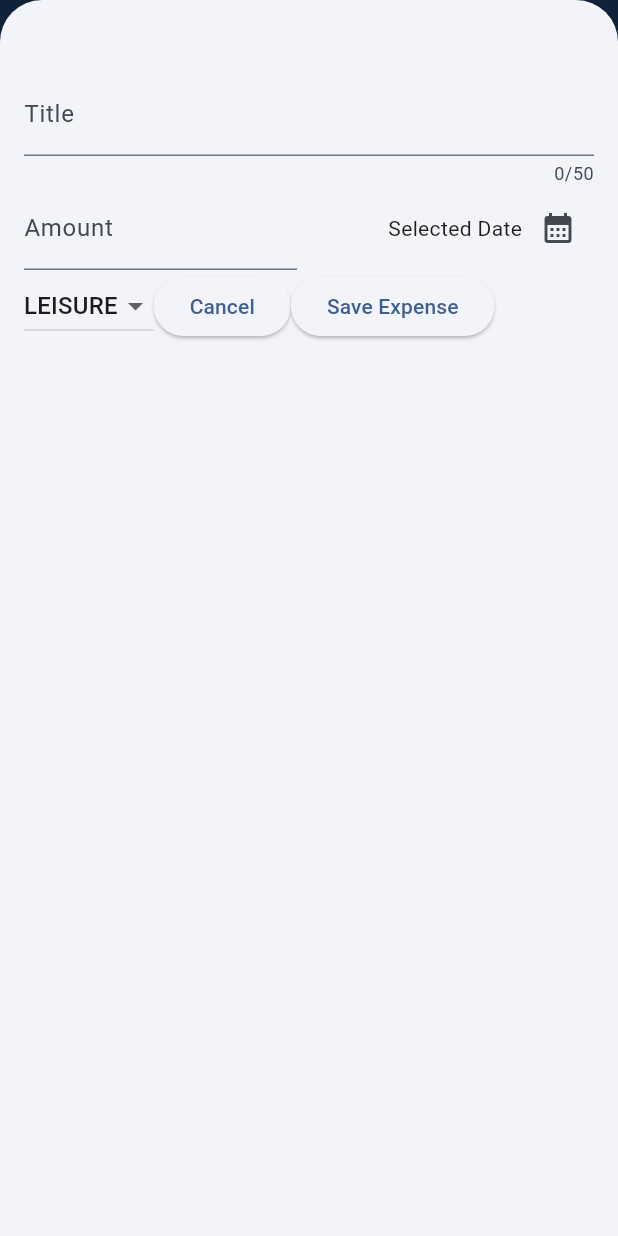
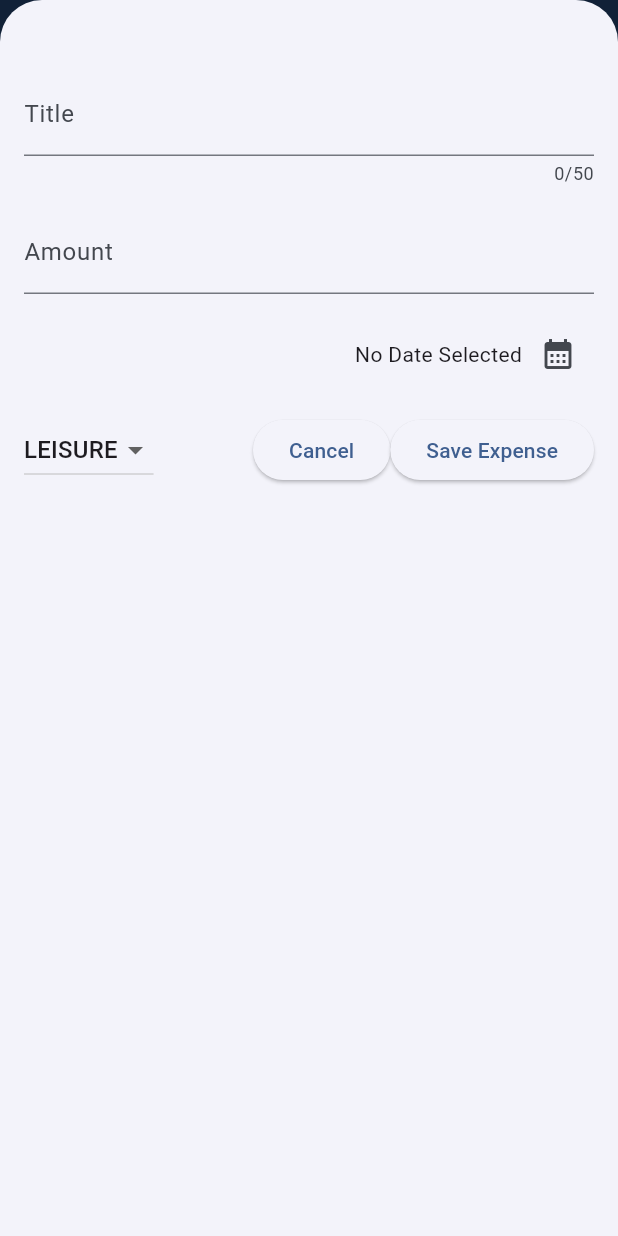
Before and after one commit to ChuckHo555/expense_tracker, a Flutter app: the screen it shows after launch, after a tap on the "add" icon, on a phone screen of 412 x 824 dp. Run offline on Flutter 3.47's test engine with Material 3 defaults, Android fonts, the phone set to English and light mode, and no system bars.

Commit message:
Finished Final tweaks

```diff
--- a/lib/models/expense.dart
+++ b/lib/models/expense.dart
@@ -3,14 +3,16 @@ import 'package:uuid/uuid.dart';
 import 'package:intl/intl.dart';
 
 const uuid = Uuid();
+final formatter = DateFormat.yMd();
+
+enum Category { food, travel, leisure, work }
+
 const categoryIcons = {
   Category.food: Icons.lunch_dining,
   Category.travel: Icons.flight_takeoff,
   Category.leisure: Icons.movie,
-  Category.work: Icons.work
+  Category.work: Icons.work,
 };
-final formatter = DateFormat.yMd();
-enum Category { food, travel, leisure, work }
 
 class Expense {
   Expense({
@@ -25,7 +27,27 @@ class Expense {
   final double amount;
   final DateTime date;
   final Category category;
-   String get formattedDate{
+
+  String get formattedDate {
     return formatter.format(date);
   }
 }
+
+class ExpenseBucket {
+  const ExpenseBucket({required this.category, required this.expenses});
+
+  final Category category;
+  final List<Expense> expenses;
+
+  ExpenseBucket.forCategory(List<Expense> allExpenses, this.category)
+    : expenses =
+          allExpenses.where((expense) => expense.category == category).toList();
+
+  double get totalExpenses {
+    double sum = 0;
+    for (final expense in expenses) {
+      sum += expense.amount;
+    }
+    return sum;
+  }
+}
--- /dev/null
+++ b/lib/widgets/chart/chart.dart
@@ -0,0 +1,94 @@
+import 'package:flutter/material.dart';
+
+import 'package:expense_tracker/widgets/chart/chart_bar.dart';
+import 'package:expense_tracker/models/expense.dart';
+
+class Chart extends StatelessWidget {
+  const Chart({super.key, required this.expenses});
+
+  final List<Expense> expenses;
+
+  List<ExpenseBucket> get buckets {
+    return [
+      ExpenseBucket.forCategory(expenses, Category.food),
+      ExpenseBucket.forCategory(expenses, Category.leisure),
+      ExpenseBucket.forCategory(expenses, Category.travel),
+      ExpenseBucket.forCategory(expenses, Category.work),
+    ];
+  }
+
+  double get maxTotalExpense {
+    double maxTotalExpense = 0;
+
+    for (final bucket in buckets) {
+      if (bucket.totalExpenses > maxTotalExpense) {
+        maxTotalExpense = bucket.totalExpenses;
+      }
+    }
+
+    return maxTotalExpense;
+  }
+
+  @override
+  Widget build(BuildContext context) {
+    final isDarkMode =
+        MediaQuery.of(context).platformBrightness == Brightness.dark;
+    return Container(
+      margin: const EdgeInsets.all(16),
+      padding: const EdgeInsets.symmetric(vertical: 16, horizontal: 8),
+      width: double.infinity,
+      height: 180,
+      decoration: BoxDecoration(
+        borderRadius: BorderRadius.circular(8),
+        gradient: LinearGradient(
+          colors: [
+            Theme.of(context).colorScheme.primary.withOpacity(0.3),
+            Theme.of(context).colorScheme.primary.withOpacity(0.0),
+          ],
+          begin: Alignment.bottomCenter,
+          end: Alignment.topCenter,
+        ),
+      ),
+      child: Column(
+        children: [
+          Expanded(
+            child: Row(
+              crossAxisAlignment: CrossAxisAlignment.end,
+              children: [
+                for (final bucket in buckets) // alternative to map()
+                  ChartBar(
+                    fill:
+                        bucket.totalExpenses == 0
+                            ? 0
+                            : bucket.totalExpenses / maxTotalExpense,
+                  ),
+              ],
+            ),
+          ),
+          const SizedBox(height: 12),
+          Row(
+            children:
+                buckets
+                    .map(
+                      (bucket) => Expanded(
+                        child: Padding(
+                          padding: const EdgeInsets.symmetric(horizontal: 4),
+                          child: Icon(
+                            categoryIcons[bucket.category],
+                            color:
+                                isDarkMode
+                                    ? Theme.of(context).colorScheme.secondary
+                                    : Theme.of(
+                                      context,
+                                    ).colorScheme.primary.withOpacity(0.7),
+                          ),
+                        ),
+                      ),
+                    )
+                    .toList(),
+          ),
+        ],
+      ),
+    );
+  }
+}
--- /dev/null
+++ b/lib/widgets/chart/chart_bar.dart
@@ -0,0 +1,33 @@
+import 'package:flutter/material.dart';
+
+class ChartBar extends StatelessWidget {
+  const ChartBar({super.key, required this.fill});
+
+  final double fill;
+
+  @override
+  Widget build(BuildContext context) {
+    final isDarkMode =
+        MediaQuery.of(context).platformBrightness == Brightness.dark;
+    return Expanded(
+      child: Padding(
+        padding: const EdgeInsets.symmetric(horizontal: 4),
+        child: FractionallySizedBox(
+          heightFactor: fill,
+          child: DecoratedBox(
+            decoration: BoxDecoration(
+              shape: BoxShape.rectangle,
+              borderRadius: const BorderRadius.vertical(
+                top: Radius.circular(8),
+              ),
+              color:
+                  isDarkMode
+                      ? Theme.of(context).colorScheme.secondary
+                      : Theme.of(context).colorScheme.primary.withOpacity(0.65),
+            ),
+          ),
+        ),
+      ),
+    );
+  }
+}
--- a/lib/widgets/expenses.dart
+++ b/lib/widgets/expenses.dart
@@ -1,3 +1,4 @@
+import 'package:expense_tracker/widgets/chart/chart.dart';
 import 'package:expense_tracker/widgets/expenses_list/expenses_list.dart';
 import 'package:expense_tracker/widgets/new_expense.dart';
 import 'package:flutter/material.dart';
@@ -16,6 +17,7 @@ class Expenses extends StatefulWidget {
 class _ExpensesState extends State<Expenses> {
   void _openAddExpenseOverlay() {
     showModalBottomSheet(
+      useSafeArea: true,
       isScrollControlled: true,
       context: context,
       builder: (ctx) => NewExpense(onAddExpense: _addExpense),
@@ -65,6 +67,9 @@ class _ExpensesState extends State<Expenses> {
   ];
   @override
   Widget build(BuildContext context) {
+    var width = MediaQuery.of(context).size.width;
+    // print("Width ${MediaQuery.of(context).size.width}");
+    // print("Height ${MediaQuery.of(context).size.height}");
     Widget mainContent = const Center(
       child: Text("No expenses found. Click + to add!"),
     );
@@ -84,7 +89,20 @@ class _ExpensesState extends State<Expenses> {
           ),
         ],
       ),
-      body: Column(children: [Text("Chart"), Expanded(child: mainContent)]),
+      body:
+          width < 600
+              ? Column(
+                children: [
+                  Chart(expenses: _registeredExpenses),
+                  Expanded(child: mainContent),
+                ],
+              )
+              : Row(
+                children: [
+                  Expanded(child: Chart(expenses: _registeredExpenses)),
+                  Expanded(child: mainContent),
+                ],
+              ),
     );
   }
 }
--- a/lib/widgets/new_expense.dart
+++ b/lib/widgets/new_expense.dart
@@ -1,17 +1,17 @@
+import 'dart:io';
+
 import 'package:expense_tracker/models/expense.dart';
+import 'package:flutter/cupertino.dart';
 import 'package:flutter/material.dart';
 import 'package:intl/intl.dart';
 
-final formatter = DateFormat.yMd();
-
 class NewExpense extends StatefulWidget {
   const NewExpense({super.key, required this.onAddExpense});
+
   final void Function(Expense expense) onAddExpense;
 
   @override
-  State<NewExpense> createState() {
-    return _NewExpenseState();
-  }
+  State<NewExpense> createState() => _NewExpenseState();
 }
 
 class _NewExpenseState extends State<NewExpense> {
@@ -20,41 +20,58 @@ class _NewExpenseState extends State<NewExpense> {
   DateTime? _selectedDate;
   Category _selectedCategory = Category.leisure;
 
-  //Controller for amount
   @override
   void dispose() {
     _titleController.dispose();
     _amountController.dispose();
-    //Make sure to dispose of it
     super.dispose();
   }
 
   void _submitExpenseData() {
     final enteredAmount = double.tryParse(_amountController.text);
-    final amountIsInvalid = enteredAmount == null || enteredAmount <= 0;
+    final isInvalidAmount = enteredAmount == null || enteredAmount <= 0;
+
     if (_titleController.text.trim().isEmpty ||
-        amountIsInvalid ||
+        isInvalidAmount ||
         _selectedDate == null) {
-      showDialog(
+      if (Platform.isIOS) {
+        showCupertinoDialog(
           context: context,
           builder:
-            (ctx) => AlertDialog(
-              title: const Text('Invalid Input'),
+              (ctx) => CupertinoAlertDialog(
+                title: const Text('Invalid Input!'),
                 content: const Text(
-                'Please enter a valid title, amount and date.',
+                  'Please make sure valid title, amount, date were entered!',
                 ),
                 actions: [
                   TextButton(
-                  onPressed: () {
-                    Navigator.pop(ctx);
-                  },
+                    onPressed: () => Navigator.pop(ctx),
                     child: const Text('Okay'),
                   ),
                 ],
               ),
         );
+      } else {
+        showDialog(
+          context: context,
+          builder:
+              (ctx) => AlertDialog(
+                title: const Text('Invalid Input!'),
+                content: const Text(
+                  'Please make sure valid title, amount, date were entered!',
+                ),
+                actions: [
+                  TextButton(
+                    onPressed: () => Navigator.pop(ctx),
+                    child: const Text('Okay'),
+                  ),
+                ],
+              ),
+        );
+      }
       return;
     }
+
     widget.onAddExpense(
       Expense(
         title: _titleController.text,
@@ -64,12 +81,12 @@ class _NewExpenseState extends State<NewExpense> {
       ),
     );
     Navigator.pop(context);
-    //clear
   }
 
   void _presentDatePicker() async {
     final now = DateTime.now();
     final firstDate = DateTime(now.year - 1, now.month, now.day);
+
     final pickedDate = await showDatePicker(
       context: context,
       initialDate: now,
@@ -83,10 +100,21 @@ class _NewExpenseState extends State<NewExpense> {
 
   @override
   Widget build(BuildContext context) {
-    return Padding(
-      padding: const EdgeInsets.fromLTRB(16, 48, 16, 16),
+    final keyboardSpace = MediaQuery.of(context).viewInsets.bottom;
+
+    return LayoutBuilder(
+      builder: (ctx, constraints) {
+        final width = constraints.maxWidth;
+
+        return SizedBox(
+          height: double.infinity,
+          child: SingleChildScrollView(
+            child: Padding(
+              padding: EdgeInsets.fromLTRB(16, 48, 16, keyboardSpace + 16),
               child: Column(
+                crossAxisAlignment: CrossAxisAlignment.start,
                 children: [
+                  if (width >= 600)
                     Row(
                       children: [
                         Expanded(
@@ -94,33 +122,49 @@ class _NewExpenseState extends State<NewExpense> {
                             controller: _titleController,
                             maxLength: 50,
                             keyboardType: TextInputType.name,
-                  decoration: InputDecoration(label: Text('Title')),
+                            decoration: const InputDecoration(
+                              label: Text('Title'),
                             ),
                           ),
-            ],
                         ),
-          Row(
-            children: [
+                        const SizedBox(width: 24),
                         Expanded(
                           child: TextField(
                             controller: _amountController,
                             keyboardType: TextInputType.number,
                             decoration: const InputDecoration(
-                    prefixText: '\$',
-                    label: Text("Amount"),
+                              prefixText: '\$ ',
+                              label: Text('Amount'),
                             ),
                           ),
                         ),
-              const SizedBox(width: 16),
-              Expanded(
-                child: Row(
+                      ],
+                    )
+                  else ...[
+                    TextField(
+                      controller: _titleController,
+                      maxLength: 50,
+                      keyboardType: TextInputType.name,
+                      decoration: const InputDecoration(label: Text('Title')),
+                    ),
+                    const SizedBox(height: 16),
+                    TextField(
+                      controller: _amountController,
+                      keyboardType: TextInputType.number,
+                      decoration: const InputDecoration(
+                        prefixText: '\$ ',
+                        label: Text('Amount'),
+                      ),
+                    ),
+                  ],
+                  const SizedBox(height: 16),
+                  Row(
                     mainAxisAlignment: MainAxisAlignment.end,
-                  crossAxisAlignment: CrossAxisAlignment.center,
                     children: [
                       Text(
                         _selectedDate == null
-                          ? 'Selected Date'
-                          : formatter.format(_selectedDate!),
+                            ? 'No Date Selected'
+                            : DateFormat.yMd().format(_selectedDate!),
                       ),
                       IconButton(
                         onPressed: _presentDatePicker,
@@ -128,9 +172,7 @@ class _NewExpenseState extends State<NewExpense> {
                       ),
                     ],
                   ),
-              ),
-            ],
-          ),
+                  const SizedBox(height: 16),
                   Row(
                     children: [
                       DropdownButton(
@@ -140,33 +182,34 @@ class _NewExpenseState extends State<NewExpense> {
                                 .map(
                                   (category) => DropdownMenuItem(
                                     value: category,
-                            child: Text(category.name.toString().toUpperCase()),
+                                    child: Text(category.name.toUpperCase()),
                                   ),
                                 )
                                 .toList(),
                         onChanged: (value) {
-                  if (value == null) {
-                    return;
-                  }
+                          if (value == null) return;
                           setState(() {
                             _selectedCategory = value;
                           });
                         },
                       ),
+                      const Spacer(),
                       ElevatedButton(
-                onPressed: () {
-                  Navigator.pop(context);
-                },
-                child: const Text("Cancel"),
+                        onPressed: () => Navigator.pop(context),
+                        child: const Text('Cancel'),
                       ),
                       ElevatedButton(
                         onPressed: _submitExpenseData,
-                child: Text('Save Expense'),
+                        child: const Text('Save Expense'),
                       ),
                     ],
                   ),
                 ],
               ),
+            ),
+          ),
+        );
+      },
     );
   }
 }
```
Lines whose indentation alone changed are shown as unchanged.
